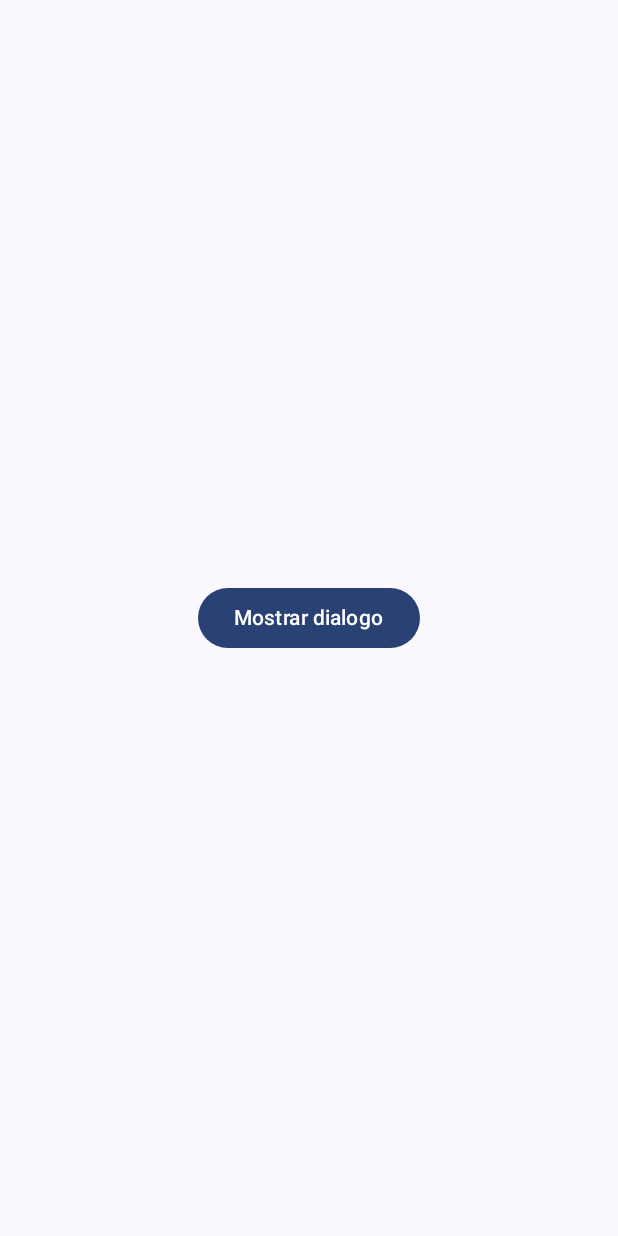
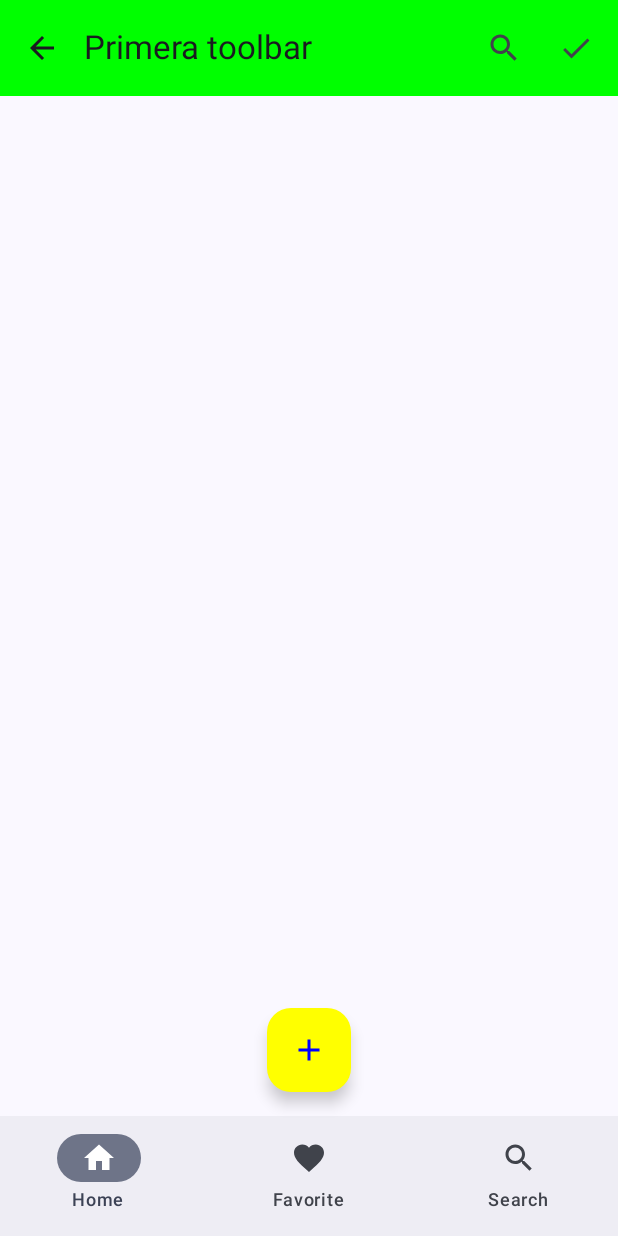
Before and after one commit to maty24/Componet-Ktn, an Android app built with Jetpack Compose: the screen it shows after launch (MainActivity), on a phone screen of 412 x 824 dp. Run offline under Robolectric (Android 15) with nearby library versions, the phone set to English and light mode, and no system bars.

Commit message:
scaffol y recycle

```diff
--- a/app/build.gradle.kts
+++ b/app/build.gradle.kts
@@ -50,10 +50,12 @@ android {
 }
 
 dependencies {
+    val nav_version = "2.5.3"
     implementation("androidx.core:core-ktx:1.9.0")
     implementation("androidx.lifecycle:lifecycle-runtime-ktx:2.6.2")
     implementation("androidx.activity:activity-compose:1.7.2")
     implementation(platform("androidx.compose:compose-bom:2023.03.00"))
+    implementation("androidx.navigation:navigation-compose:$nav_version")
     implementation("androidx.compose.ui:ui")
     implementation("androidx.compose.ui:ui-graphics")
     implementation("androidx.compose.ui:ui-tooling-preview")
--- a/app/src/main/java/com/mati/jetpackcatalog/Dialogs.kt
+++ b/app/src/main/java/com/mati/jetpackcatalog/Dialogs.kt
@@ -49,7 +49,7 @@ fun MyConfirmationDialog(
                 MyTitleDialog(text = "Phone ringtone")
                 Divider(Modifier.fillMaxWidth(), color = Color.LightGray)
                 var status by rememberSaveable { mutableStateOf(false) }
-                MyRadioButton
+
             }
         }
     }
--- a/app/src/main/java/com/mati/jetpackcatalog/MainActivity.kt
+++ b/app/src/main/java/com/mati/jetpackcatalog/MainActivity.kt
@@ -102,6 +102,7 @@ class MainActivity : ComponentActivity() {
                             onConfirm = { Log.i("mati", "ola mtis") })
 
                     }*/
+                    /*
                     var show by rememberSaveable { mutableStateOf(false) }
                     Box(Modifier.fillMaxSize(), contentAlignment = Alignment.Center) {
                         Button(onClick = { show = true }) {
@@ -111,7 +112,8 @@ class MainActivity : ComponentActivity() {
                             show = show,
                             onDesmis = { show = false }
                         )
-                    }
+                    }*/
+                    ScaffoldExample()
 
                 }
             }
--- /dev/null
+++ b/app/src/main/java/com/mati/jetpackcatalog/Scaffold.kt
@@ -0,0 +1,207 @@
+package com.mati.jetpackcatalog
+
+import android.annotation.SuppressLint
+import androidx.compose.foundation.layout.Column
+import androidx.compose.foundation.layout.fillMaxWidth
+import androidx.compose.foundation.layout.padding
+import androidx.compose.material.icons.Icons
+import androidx.compose.material.icons.filled.Add
+import androidx.compose.material.icons.filled.ArrowBack
+import androidx.compose.material.icons.filled.Done
+import androidx.compose.material.icons.filled.Favorite
+import androidx.compose.material.icons.filled.Home
+import androidx.compose.material.icons.filled.Search
+import androidx.compose.material3.DrawerValue
+import androidx.compose.material3.ExperimentalMaterial3Api
+import androidx.compose.material3.FabPosition
+import androidx.compose.material3.FloatingActionButton
+import androidx.compose.material3.Icon
+import androidx.compose.material3.IconButton
+import androidx.compose.material3.MaterialTheme
+import androidx.compose.material3.ModalDrawerSheet
+import androidx.compose.material3.ModalNavigationDrawer
+import androidx.compose.material3.NavigationBar
+import androidx.compose.material3.NavigationBarItem
+import androidx.compose.material3.Scaffold
+import androidx.compose.material3.SnackbarHost
+import androidx.compose.material3.SnackbarHostState
+import androidx.compose.material3.Text
+import androidx.compose.material3.TopAppBar
+import androidx.compose.material3.TopAppBarDefaults
+import androidx.compose.material3.rememberDrawerState
+import androidx.compose.runtime.Composable
+import androidx.compose.runtime.*
+import androidx.compose.ui.Modifier
+import androidx.compose.ui.graphics.Color
+import androidx.compose.ui.unit.dp
+import kotlinx.coroutines.Job
+import kotlinx.coroutines.launch
+
+
+@SuppressLint("UnusedMaterial3ScaffoldPaddingParameter")
+@OptIn(ExperimentalMaterial3Api::class)
+@Composable
+fun ScaffoldExample() {
+    //para el estado del snakbar
+    val snackbarHostState = remember { SnackbarHostState() }
+    val scope = rememberCoroutineScope()
+    //estado del drawer que por defecto lo dejo en false
+    val drawerState = rememberDrawerState(DrawerValue.Closed)
+
+
+    //esto esta arriba del sacaffol para tener una pantalla de aalado
+    ModalNavigationDrawer(
+        drawerContent = {
+            ModalDrawerSheet {
+                MyModalDrawer() {
+                    scope.launch {
+                        //cierro el drawer
+                        drawerState.close()
+                    }
+                }
+            }
+        },
+        drawerState = drawerState
+    ) {
+        Scaffold(
+            topBar = {
+                //le estoy mandando una funcion lambda a al snakbar y las snakbar necesita una corrutina
+                MyTopAppBar(
+                    onClickIcon = {
+                        scope.launch {
+                            //para que muestre el valor que me envia la funcion
+                            snackbarHostState.showSnackbar("Has pulsado $it")
+                        }
+                    },
+                    onClickDrawer = {
+                        scope.launch {
+                            drawerState.open()
+                        }
+                    }
+                )
+            },
+            snackbarHost = { SnackbarHost(snackbarHostState) },
+            bottomBar = { MyBottomNavigation() },
+            floatingActionButton = { MyFAB() },
+            floatingActionButtonPosition = FabPosition.Center,
+        ) {
+
+        }
+    }
+
+}
+
+
+@OptIn(ExperimentalMaterial3Api::class)
+@Composable
+fun MyTopAppBar(onClickIcon: (String) -> Unit, onClickDrawer: () -> Unit) {
+    TopAppBar(
+        title = { Text(text = "Primera toolbar") },
+        //cambio de color del backgroud
+        colors = TopAppBarDefaults.smallTopAppBarColors(containerColor = Color.Green),
+        //icono de nevagacion que al apretar se va a la izquierda
+        navigationIcon = {
+            IconButton(onClick = { onClickIcon("Atras") }) {
+                Icon(imageVector = Icons.Filled.ArrowBack, contentDescription = "back")
+            }
+
+        },
+        //botones al final de la toolbar que hacen acciones xD
+        actions = {
+            IconButton(onClick = { onClickIcon("Buscar") }) {
+                Icon(imageVector = Icons.Filled.Search, contentDescription = "buscar")
+            }
+
+            IconButton(onClick = { onClickDrawer()}) {
+                Icon(imageVector = Icons.Filled.Done, contentDescription = "done")
+            }
+        }
+    )
+}
+
+
+@Composable
+fun MyBottomNavigation() {
+    //para tener el estado mutable para ver cual esta selecionado
+    var index by remember { mutableStateOf(0) }
+    NavigationBar(contentColor = MaterialTheme.colorScheme.primary) {
+
+        NavigationBarItem(
+            //si el estado es 0 enconces se pone como selecionado
+            selected = index == 0,
+            onClick = { index = 0 },
+            label = { Text(text = "Home") },
+            icon = {
+                Icon(
+                    imageVector = Icons.Default.Home,
+                    contentDescription = "home"
+                )
+            })
+
+        NavigationBarItem(
+            selected = index == 1,
+            onClick = { index = 1 },
+            label = { Text(text = "Favorite") },
+            icon = {
+                Icon(
+                    imageVector = Icons.Default.Favorite,
+                    contentDescription = "favorite"
+                )
+            })
+
+        NavigationBarItem(
+            selected = index == 2,
+            onClick = { index = 2 },
+            label = { Text(text = "Search") },
+            icon = {
+                Icon(
+                    imageVector = Icons.Default.Search,
+                    contentDescription = "Search"
+                )
+            })
+
+    }
+}
+
+@Composable
+fun MyFAB() {
+    FloatingActionButton(onClick = { }, containerColor = Color.Yellow, contentColor = Color.Blue) {
+        Icon(imageVector = Icons.Filled.Add, contentDescription = "add")
+    }
+}
+
+@Composable
+fun MyModalDrawer(function: () -> Job) {
+    Column(Modifier.padding(8.dp)) {
+        Text(
+            text = "Priemera Opcion", modifier = Modifier
+                .fillMaxWidth()
+                .padding(vertical = 8.dp)
+        )
+        Text(
+            text = "segunda Opcion", modifier = Modifier
+                .fillMaxWidth()
+                .padding(vertical = 8.dp)
+        )
+        Text(
+            text = "tercera Opcion", modifier = Modifier
+                .fillMaxWidth()
+                .padding(vertical = 8.dp)
+        )
+        Text(
+            text = "cuarta Opcion", modifier = Modifier
+                .fillMaxWidth()
+                .padding(vertical = 8.dp)
+        )
+        Text(
+            text = "quinta Opcion", modifier = Modifier
+                .fillMaxWidth()
+                .padding(vertical = 8.dp)
+        )
+        Text(
+            text = "septima Opcion", modifier = Modifier
+                .fillMaxWidth()
+                .padding(vertical = 8.dp)
+        )
+    }
+}
```
Also changed, not shown: app/src/main/java/com/mati/jetpackcatalog/Recyleview.kt (added, +237 -0 lines), app/src/main/java/com/mati/jetpackcatalog/model/Superhero.kt (added, +10 -0 lines), app/src/main/res/drawable/batman.jpg (added), app/src/main/res/drawable/daredevil.jpg (added), app/src/main/res/drawable/flash.png (added), app/src/main/res/drawable/green_lantern.jpg (added), app/src/main/res/drawable/logan.jpg (added), app/src/main/res/drawable/spiderman.jpg (added), app/src/main/res/drawable/thor.jpg (added), app/src/main/res/drawable/wonder_woman.jpg (added).
